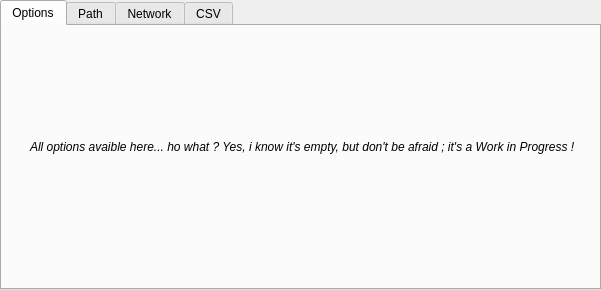
The window that BatchLightUE4/Views/WindowsSetupView.ui (shenyu0403/BatchBuildLightUE4) describes before a commit, drawn with Qt 5.
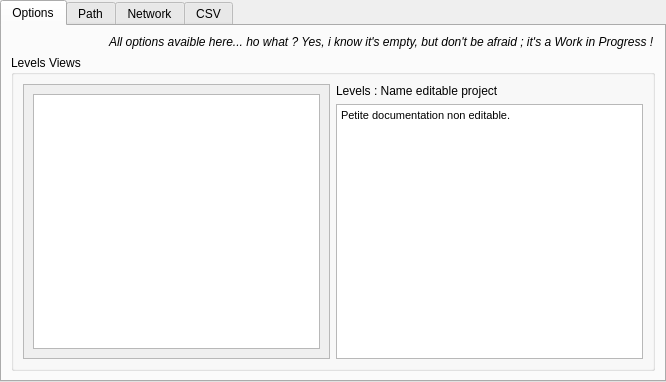
The same window after the commit. The open tabs and pages were chosen to show the change. Icons and pictures are not drawn.

Commit message: WIP Tree View to setup all level we want build

What changed in the file:
```diff
--- a/BatchLightUE4/Views/WindowsSetupView.ui
+++ b/BatchLightUE4/Views/WindowsSetupView.ui
@@ -6,8 +6,8 @@
    <rect>
     <x>0</x>
     <y>0</y>
-    <width>601</width>
-    <height>290</height>
+    <width>666</width>
+    <height>382</height>
    </rect>
   </property>
   <property name="windowTitle">
@@ -63,18 +63,61 @@
       </property>
      </widget>
     </item>
-    <item row="1" column="2">
-     <spacer name="horizontalSpacer_5">
-      <property name="orientation">
-       <enum>Qt::Horizontal</enum>
+    <item row="1" column="0" colspan="2">
+     <widget class="QGroupBox" name="groupBox">
+      <property name="title">
+       <string>Levels Views</string>
       </property>
-      <property name="sizeHint" stdset="0">
-       <size>
-        <width>13</width>
-        <height>20</height>
-       </size>
-      </property>
-     </spacer>
+      <layout class="QHBoxLayout" name="horizontalLayout_5">
+       <item>
+        <widget class="QScrollArea" name="scrollArea">
+         <property name="widgetResizable">
+          <bool>true</bool>
+         </property>
+         <widget class="QWidget" name="scrollAreaWidgetContents">
+          <property name="geometry">
+           <rect>
+            <x>0</x>
+            <y>0</y>
+            <width>306</width>
+            <height>233</height>
+           </rect>
+          </property>
+          <layout class="QHBoxLayout" name="horizontalLayout_4">
+           <item>
+            <widget class="QListWidget" name="listWidgetLevels"/>
+           </item>
+          </layout>
+         </widget>
+        </widget>
+       </item>
+       <item>
+        <layout class="QVBoxLayout" name="verticalLayout">
+         <item>
+          <widget class="QLabel" name="label">
+           <property name="text">
+            <string>Levels : Name editable project</string>
+           </property>
+          </widget>
+         </item>
+         <item>
+          <widget class="QTextBrowser" name="textBrowser">
+           <property name="html">
+            <string>&lt;!DOCTYPE HTML PUBLIC &quot;-//W3C//DTD HTML 4.0//EN&quot; &quot;http://www.w3.org/TR/REC-html40/strict.dtd&quot;&gt;
+&lt;html&gt;&lt;head&gt;&lt;meta name=&quot;qrichtext&quot; content=&quot;1&quot; /&gt;&lt;style type=&quot;text/css&quot;&gt;
+p, li { white-space: pre-wrap; }
+&lt;/style&gt;&lt;/head&gt;&lt;body style=&quot; font-family:'MS Shell Dlg 2'; font-size:8.25pt; font-weight:400; font-style:normal;&quot;&gt;
+&lt;p style=&quot; margin-top:0px; margin-bottom:0px; margin-left:0px; margin-right:0px; -qt-block-indent:0; text-indent:0px;&quot;&gt;Petite documentation non editable.&lt;/p&gt;&lt;/body&gt;&lt;/html&gt;</string>
+           </property>
+           <property name="textInteractionFlags">
+            <set>Qt::NoTextInteraction</set>
+           </property>
+          </widget>
+         </item>
+        </layout>
+       </item>
+      </layout>
+     </widget>
     </item>
    </layout>
   </widget>
```
Left out of the diff: 2 changed lines with no effect on the pictures. The commit also changes 2 other files.
